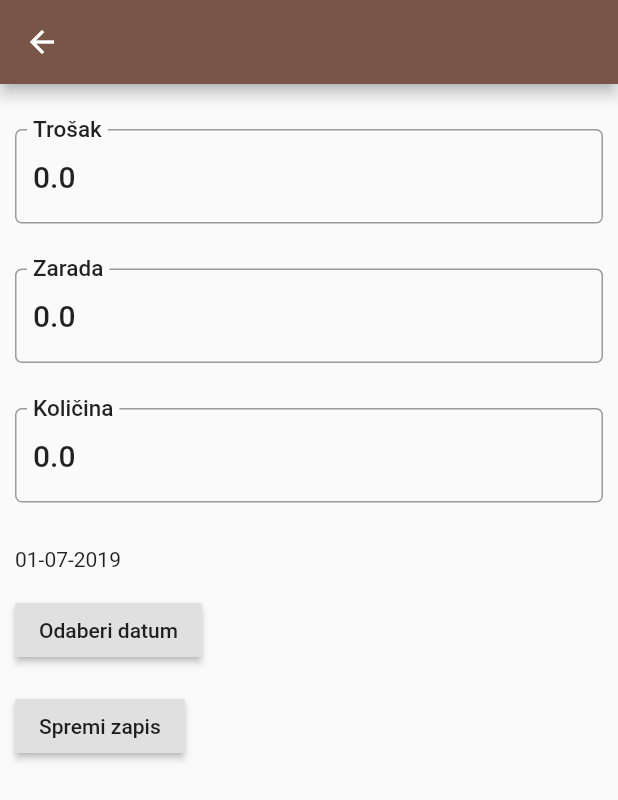
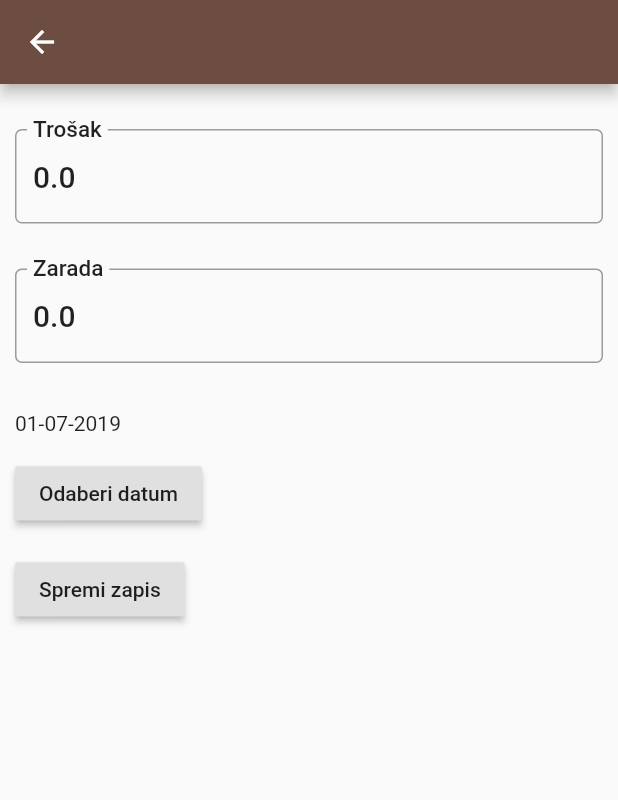
Before and after one commit to svigmeister/zavrsni, a Flutter app: the RecordForm screen opened directly with empty values, on a phone screen of 412 x 824 dp. Shown: the top 800 px of the screen. Run offline on Flutter 3.47's test engine with Material 2 defaults, Android fonts, the phone set to English and light mode, and no system bars; our stand-ins replace sqflite; accounts and stored records are empty.

Commit message:
changed and added some colors, implemented more dynamic views in multiple screens

```diff
--- a/lib/main.dart
+++ b/lib/main.dart
@@ -12,7 +12,8 @@ class MyApp extends StatelessWidget {
       title: 'MyCrop',
       debugShowCheckedModeBanner: false,
       theme: ThemeData(
-          primarySwatch: Colors.brown
+          primaryColor: Colors.brown[600],
+          cardColor: Colors.blue[200]
       ),
       home: ParcelList(),
     );
--- a/lib/screens/parcel_detail.dart
+++ b/lib/screens/parcel_detail.dart
@@ -13,6 +13,7 @@ class ParcelDetail extends StatefulWidget {
   final String appBarTitle;
   final Parcel parcel;
 
+  // Widget constructor
   ParcelDetail(this.appBarTitle, this.parcel);
 
   @override
@@ -21,7 +22,7 @@ class ParcelDetail extends StatefulWidget {
   }
 }
 
-// This class will hold the data related to the parcel details
+// This class will hold the data related to the parcel's details
 class ParcelDetailState extends State<ParcelDetail> {
   Parcel parcel;
   String appBarTitle;
@@ -73,7 +74,7 @@ class ParcelDetailState extends State<ParcelDetail> {
       ),
       Padding(
           padding: EdgeInsets.all(4.0),
-          child: Text('Očekivana ukupna ulaganja :')
+          child: Text('Očekivana ulaganja:')
       ),
       Padding(
           padding: EdgeInsets.all(4.0),
--- a/lib/screens/record_form.dart
+++ b/lib/screens/record_form.dart
@@ -56,7 +56,6 @@ class RecordFormState extends State<RecordForm> {
   @override
   Widget build(BuildContext context) {
     // Build a Form widget using the _parcelFormKey we created above
-    TextStyle textStyle = Theme.of(context).textTheme.title;
     expenseController.text = record.expense.toString();
     incomeController.text = record.income.toString();
     quantityController.text = record.quantity.toString();
@@ -150,36 +149,8 @@ class RecordFormState extends State<RecordForm> {
             ),
           ),
 
-          // TODO: dynamic view
-
-          Padding(
-            padding: EdgeInsets.only(top: 15.0, bottom: 15.0),
-            child: TextFormField(
-              controller: quantityController,
-              style: textStyle,
-              decoration: InputDecoration(
-                  labelText: 'Količina',
-                  labelStyle: textStyle,
-                  border: OutlineInputBorder(
-                      borderRadius: BorderRadius.circular(4.5))),
-              onEditingComplete: () {
-                updateQuantity();
-              },
-              validator: (value) {
-                RegExp numRegex = new RegExp(r'^[0-9]+(\.[0-9]+)?$');
-                if (value.isEmpty) {
-                  return 'Unesite iznos količine!';
-                }
-                if (!numRegex.hasMatch(value)) {
-                  return 'Unesite brojčanu vrijednost (za decimalni zapis koristite točku)!';
-                }
-                if (double.parse(value) < 0) {
-                  return 'Unesite pozitivan iznos!';
-                }
-              },
-            ),
-          ),
-
+          // Dynamic view, show quantity field only for some activities/records
+          showQuantityInput(textStyle),
 
           Padding(
             padding: EdgeInsets.only(top: 15.0, bottom: 15.0),
@@ -213,6 +184,40 @@ class RecordFormState extends State<RecordForm> {
         ],
       ),
     );
+  }
+
+  Widget showQuantityInput(TextStyle ts) {
+    if(record.activityType == 'Berba' || record.activityType == 'Prodaja') {
+      return Padding(
+        padding: EdgeInsets.only(top: 15.0, bottom: 15.0),
+        child: TextFormField(
+          controller: quantityController,
+          style: ts,
+          decoration: InputDecoration(
+              labelText: 'Količina',
+              labelStyle: ts,
+              border: OutlineInputBorder(
+                  borderRadius: BorderRadius.circular(4.5))),
+          onEditingComplete: () {
+            updateQuantity();
+          },
+          validator: (value) {
+            RegExp numRegex = new RegExp(r'^[0-9]+(\.[0-9]+)?$');
+            if (value.isEmpty) {
+              return 'Unesite iznos količine!';
+            }
+            if (!numRegex.hasMatch(value)) {
+              return 'Unesite brojčanu vrijednost (za decimalni zapis koristite točku)!';
+            }
+            if (double.parse(value) < 0) {
+              return 'Unesite pozitivan iznos!';
+            }
+          },
+        ),
+      );
+    } else {
+      return Padding(padding: EdgeInsets.all(1.0));
+    }
   }
 
   void _saveRecord(Record recordToSave, Parcel recordsParcel) async {
```
Also changed, not shown: lib/screens/activity_detail.dart (+16 -9 lines), lib/screens/record_detail.dart (+33 -14 lines).
